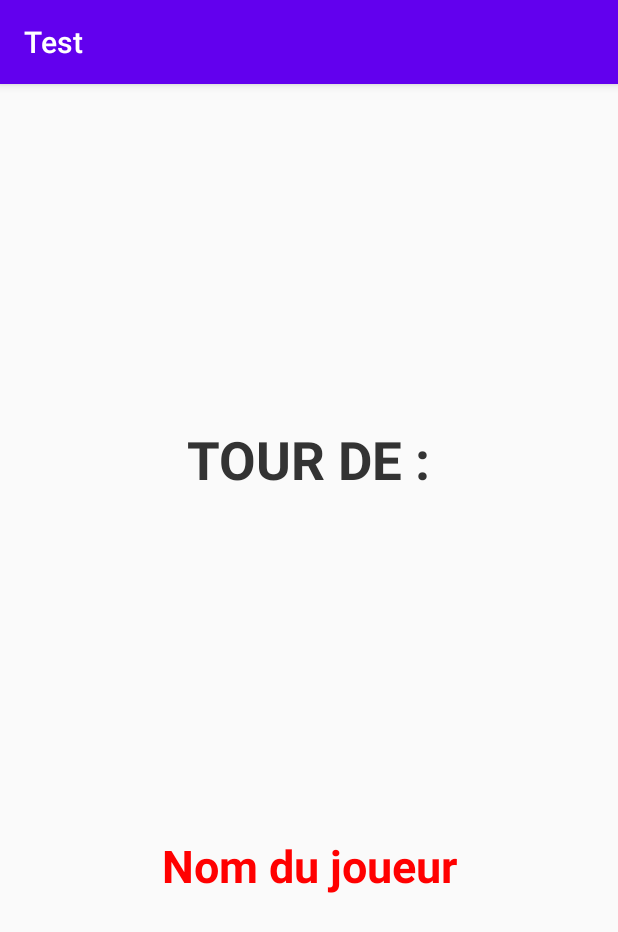
After one commit to DeckyProgrammer/Decky, an Android app: the annoncetour screen opened directly, with no data from a screen before it, on a phone screen of 412 x 824 dp. The commit adds this screen. Shown: the top 932 px of the screen. Run offline under Robolectric (Android 15) with nearby library versions, the phone set to English and light mode, and no system bars.

Commit message:
Update 13/06 n2

```diff
--- /dev/null
+++ b/app/src/main/java/com/example/test/annoncetour.kt
@@ -0,0 +1,11 @@
+package com.example.test
+
+import android.support.v7.app.AppCompatActivity
+import android.os.Bundle
+
+class annoncetour : AppCompatActivity() {
+    override fun onCreate(savedInstanceState: Bundle?) {
+        super.onCreate(savedInstanceState)
+        setContentView(R.layout.activity_annoncetour)
+    }
+}
--- /dev/null
+++ b/app/src/main/res/layout/activity_annoncetour.xml
@@ -0,0 +1,36 @@
+<?xml version="1.0" encoding="utf-8"?>
+<android.support.constraint.ConstraintLayout xmlns:android="http://schemas.android.com/apk/res/android"
+    xmlns:app="http://schemas.android.com/apk/res-auto"
+    xmlns:tools="http://schemas.android.com/tools"
+    android:layout_width="match_parent"
+    android:layout_height="match_parent"
+    tools:context=".annoncetour">
+
+
+    <TextView
+        android:id="@+id/titleTextView"
+        android:layout_width="wrap_content"
+        android:layout_height="wrap_content"
+        android:text="TOUR DE :"
+        android:textSize="35sp"
+        android:textStyle="bold"
+        android:textColor="#333333"
+        app:layout_constraintTop_toTopOf="parent"
+        app:layout_constraintBottom_toTopOf="@+id/playerNameTextView"
+        app:layout_constraintStart_toStartOf="parent"
+        app:layout_constraintEnd_toEndOf="parent" />
+
+    <TextView
+        android:id="@+id/playerNameTextView"
+        android:layout_width="wrap_content"
+        android:layout_height="wrap_content"
+        android:text="Nom du joueur"
+        android:textSize="30sp"
+        android:textStyle="bold"
+        android:textColor="#FF0000"
+        app:layout_constraintTop_toBottomOf="@+id/titleTextView"
+        app:layout_constraintBottom_toBottomOf="parent"
+        app:layout_constraintStart_toStartOf="parent"
+        app:layout_constraintEnd_toEndOf="parent" />
+
+</android.support.constraint.ConstraintLayout>
--- a/app/src/main/res/layout/activity_gameplay.xml
+++ b/app/src/main/res/layout/activity_gameplay.xml
@@ -73,7 +73,7 @@
         android:layout_width="804dp"
         android:layout_height="109dp"
         android:layout_marginTop="264dp"
-        android:text="PASSER SON TOUR "
+        android:text="BOUGER LES CARTES "
         app:layout_constraintBottom_toTopOf="@+id/button_play"
         app:layout_constraintEnd_toEndOf="parent"
         app:layout_constraintStart_toStartOf="parent"
--- /dev/null
+++ b/app/src/main/res/values-land/dimens.xml
@@ -0,0 +1,3 @@
+<resources>
+    <dimen name="fab_margin">48dp</dimen>
+</resources>
--- /dev/null
+++ b/app/src/main/res/values-w1240dp/dimens.xml
@@ -0,0 +1,3 @@
+<resources>
+    <dimen name="fab_margin">200dp</dimen>
+</resources>
--- /dev/null
+++ b/app/src/main/res/values-w600dp/dimens.xml
@@ -0,0 +1,3 @@
+<resources>
+    <dimen name="fab_margin">48dp</dimen>
+</resources>
--- /dev/null
+++ b/app/src/main/res/values/dimens.xml
@@ -0,0 +1,3 @@
+<resources>
+    <dimen name="fab_margin">16dp</dimen>
+</resources>
--- a/app/src/main/res/values/themes.xml
+++ b/app/src/main/res/values/themes.xml
@@ -7,4 +7,13 @@
         <item name="colorAccent">@color/teal_200</item>
         <!-- Customize your theme here. -->
     </style>
+
+    <style name="Theme.Test.NoActionBar">
+        <item name="windowActionBar">false</item>
+        <item name="windowNoTitle">true</item>
+    </style>
+
+    <style name="Theme.Test.AppBarOverlay" parent="ThemeOverlay.AppCompat.Dark.ActionBar" />
+
+    <style name="Theme.Test.PopupOverlay" parent="ThemeOverlay.AppCompat.Light" />
 </resources>
```
Also changed, not shown: app/src/main/AndroidManifest.xml (+8 -0 lines), app/src/main/java/com/example/test/Gameplay.kt (+8 -0 lines), app/src/main/res/navigation/nav_graph.xml (added, +28 -0 lines), app/src/main/res/values/strings.xml (+9 -0 lines).
